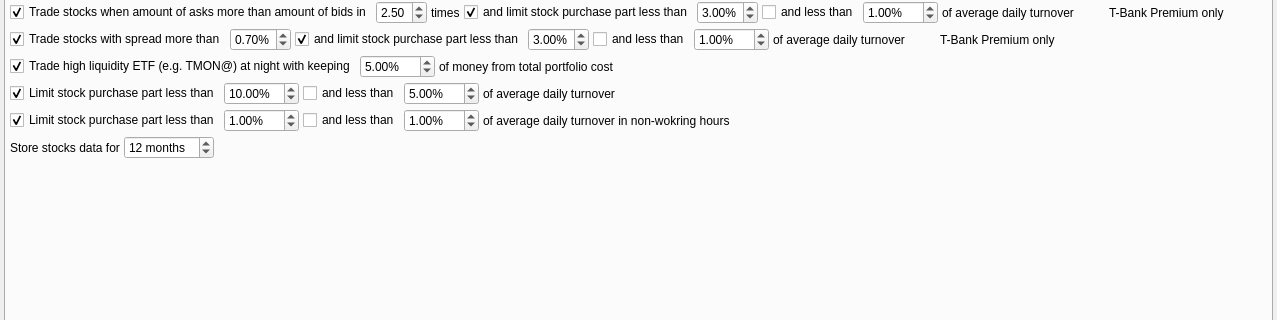
First picture: the form in app/src/dialogs/settingsdialog/settingsdialog.ui, repository Gris87/TInvestor, before the edit; both pictures show x 0 to 1277 and y 107 to 427 of the 1277 by 517 pixel window.
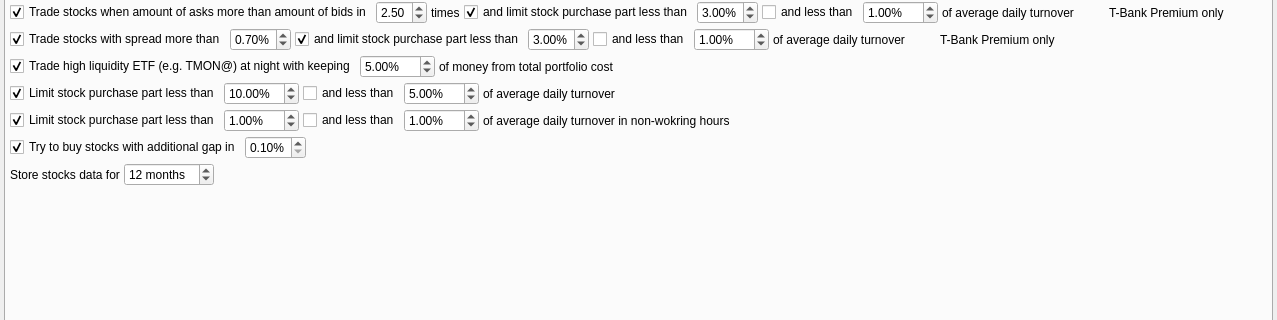
Second picture: the form after the edit. Icons and pictures are not drawn.

Commit message: Add option for additional gap

The edit to the form file:
```diff
--- a/app/src/dialogs/settingsdialog/settingsdialog.ui
+++ b/app/src/dialogs/settingsdialog/settingsdialog.ui
@@ -789,6 +789,55 @@
          </layout>
         </widget>
        </item>
+       <item>
+        <layout class="QHBoxLayout" name="horizontalLayout_25">
+         <property name="spacing">
+          <number>4</number>
+         </property>
+         <item>
+          <widget class="QCheckBox" name="additionalGapCheckBox">
+           <property name="text">
+            <string>Try to buy stocks with additional gap in</string>
+           </property>
+           <property name="checked">
+            <bool>true</bool>
+           </property>
+          </widget>
+         </item>
+         <item>
+          <widget class="QDoubleSpinBox" name="additionalGapDoubleSpinBox">
+           <property name="suffix">
+            <string notr="true">%</string>
+           </property>
+           <property name="minimum">
+            <double>0.100000000000000</double>
+           </property>
+           <property name="maximum">
+            <double>5.000000000000000</double>
+           </property>
+           <property name="singleStep">
+            <double>0.100000000000000</double>
+           </property>
+           <property name="value">
+            <double>0.100000000000000</double>
+           </property>
+          </widget>
+         </item>
+         <item>
+          <spacer name="horizontalSpacer_17">
+           <property name="orientation">
+            <enum>Qt::Orientation::Horizontal</enum>
+           </property>
+           <property name="sizeHint" stdset="0">
+            <size>
+             <width>40</width>
+             <height>20</height>
+            </size>
+           </property>
+          </spacer>
+         </item>
+        </layout>
+       </item>
        <item>
         <layout class="QHBoxLayout" name="horizontalLayout_17">
          <property name="spacing">
```
The commit also changes 12 other files.
